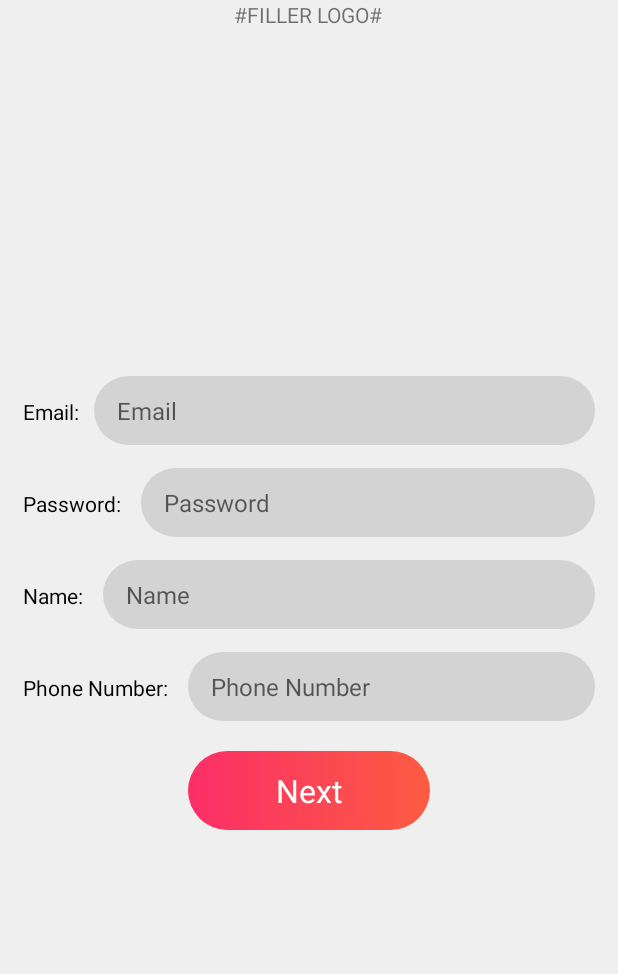
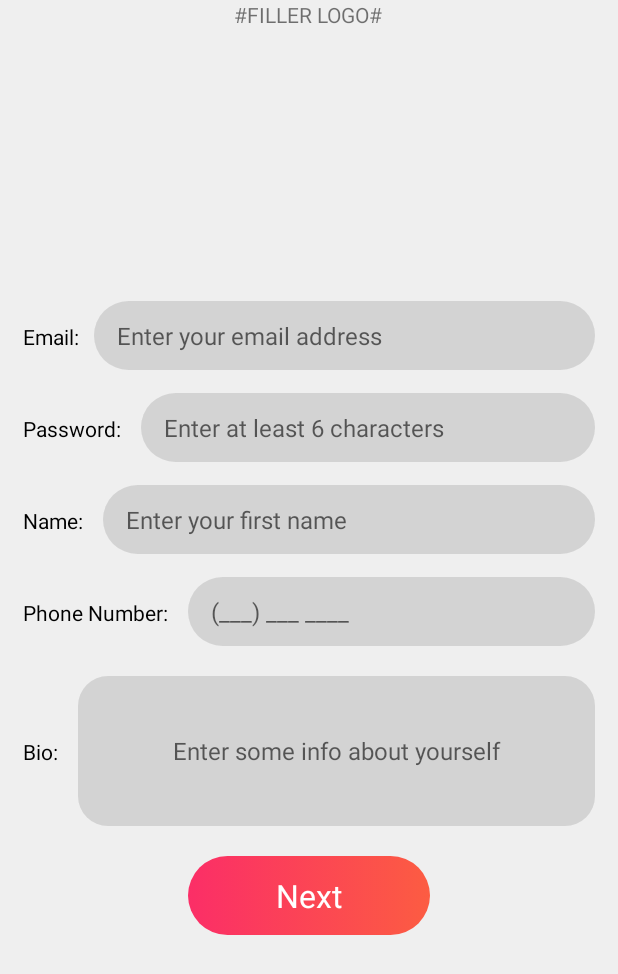
Before and after one commit to lukealvoeiro/SittaApp, an Android app: the RegisterActivity screen opened directly, with no data from a screen before it, on a phone screen of 412 x 824 dp. Shown: the top 974 px of the screen. Run offline under Robolectric (Android 15) with nearby library versions, the phone set to English and light mode, and no system bars; our stand-ins replace ButterKnife, Firebase (no records; nobody signed in at launch, a user with empty details on screens opened directly).

Commit message:
Bio works

```diff
--- a/app/src/main/java/mil/android/babysitter/AttachPictureActivity.java
+++ b/app/src/main/java/mil/android/babysitter/AttachPictureActivity.java
@@ -53,6 +53,7 @@ public class AttachPictureActivity extends AppCompatActivity {
     private String name;
     private String phoneNumber;
     private boolean babysitter;
+    private String bio;
 
     @Override
     protected void onCreate(Bundle savedInstanceState) {
@@ -64,6 +65,7 @@ public class AttachPictureActivity extends AppCompatActivity {
         name = getIntent().getExtras().getString("Name");
         phoneNumber = getIntent().getExtras().getString("PhoneNumber");
         babysitter = getIntent().getExtras().getBoolean("Babysitter");
+        bio = getIntent().getExtras().getString("Bio");
 
         imgChanged = false;
 
@@ -108,8 +110,7 @@ public class AttachPictureActivity extends AppCompatActivity {
 
                     final String userId = fbUser.getUid();
 
-                    //String key = FirebaseDatabase.getInstance().getReference().child("user").push().getKey();
-                    User newUser = new User(userId, name, email, phoneNumber, babysitter);
+                    User newUser = new User(userId, name, email, phoneNumber, babysitter, bio);
 
                     newUser.setImageUrl(imageUrl);
 
--- a/app/src/main/java/mil/android/babysitter/ChooseRoleActivity.java
+++ b/app/src/main/java/mil/android/babysitter/ChooseRoleActivity.java
@@ -21,6 +21,7 @@ public class ChooseRoleActivity extends AppCompatActivity {
     private String password;
     private String name;
     private String phoneNumber;
+    private String bio;
 
     @Override
     protected void onCreate(Bundle savedInstanceState) {
@@ -31,6 +32,7 @@ public class ChooseRoleActivity extends AppCompatActivity {
         password = getIntent().getExtras().getString("Password");
         name = getIntent().getExtras().getString("Name");
         phoneNumber = getIntent().getExtras().getString("PhoneNumber");
+        bio = getIntent().getExtras().getString("Bio");
 
         ButterKnife.bind(this);
     }
@@ -46,6 +48,7 @@ public class ChooseRoleActivity extends AppCompatActivity {
         extras.putString("Name", name);
         extras.putString("PhoneNumber", phoneNumber);
         extras.putBoolean("Babysitter", true);
+        extras.putString("Bio", bio);
 
         intent.putExtras(extras);
         startActivity(intent);
@@ -61,6 +64,7 @@ public class ChooseRoleActivity extends AppCompatActivity {
         extras.putString("Name", name);
         extras.putString("PhoneNumber", phoneNumber);
         extras.putBoolean("Babysitter", false);
+        extras.putString("Bio", bio);
 
         intent.putExtras(extras);
         startActivity(intent);
--- a/app/src/main/java/mil/android/babysitter/RegisterActivity.java
+++ b/app/src/main/java/mil/android/babysitter/RegisterActivity.java
@@ -38,8 +38,9 @@ public class RegisterActivity extends AppCompatActivity {
     @BindView(R.id.etRegisterPassword)
     EditText etRegisterPassword;
 
-    private ProgressDialog progressDialog;
-    FirebaseAuth firebaseAuth = null;
+    @BindView(R.id.etRegisterBio)
+    EditText etRegisterBio;
+
 
     @Override
     protected void onCreate(Bundle savedInstanceState) {
@@ -63,6 +64,7 @@ public class RegisterActivity extends AppCompatActivity {
         extras.putString("Password", etRegisterPassword.getText().toString());
         extras.putString("Name", etRegisterName.getText().toString());
         extras.putString("PhoneNumber", etRegisterPhoneNumber.getText().toString());
+        extras.putString("Bio", etRegisterBio.getText().toString());
         intent.putExtras(extras);
         startActivity(intent);
     }
@@ -88,6 +90,12 @@ public class RegisterActivity extends AppCompatActivity {
             return false;
         }
 
+        if (TextUtils.isEmpty(etRegisterBio.getText())) {
+            etRegisterBio.setError("Required");
+            return false;
+        }
+
+
         return true;
     }
 }
--- a/app/src/main/java/mil/android/babysitter/data/User.java
+++ b/app/src/main/java/mil/android/babysitter/data/User.java
@@ -18,13 +18,14 @@ public class User implements Serializable {
     private Map<String, Boolean> matchedUsers;
 
 
-    public User(String uid, String name, String email, String phoneNumber, boolean babysitter) {
+    public User(String uid, String name, String email, String phoneNumber, boolean babysitter, String bio) {
         this.uid = uid;
         this.name = name;
         this.email = email;
         this.phoneNumber = phoneNumber;
         this.babysitter = babysitter;
         this.matchedUsers = new HashMap<String, Boolean>();
+        this.bio = bio;
     }
 
     public User(){
--- /dev/null
+++ b/app/src/main/res/drawable/bio_wrapper.xml
@@ -0,0 +1,6 @@
+<?xml version="1.0" encoding="UTF-8"?>
+<shape xmlns:android="http://schemas.android.com/apk/res/android">
+    <solid android:color="#43878787"/>
+    <corners android:radius="20dp"/>
+    <padding android:left="0dp" android:top="0dp" android:right="0dp" android:bottom="0dp" />
+</shape>
--- a/app/src/main/res/layout/activity_register.xml
+++ b/app/src/main/res/layout/activity_register.xml
@@ -16,6 +16,7 @@ tools:context=".RegisterActivity">
     android:layout_alignParentTop="true"/>
 
 <LinearLayout
+    android:paddingTop="20dp"
     android:layout_width="match_parent"
     android:layout_centerInParent="true"
     android:layout_height="wrap_content"
@@ -36,7 +37,7 @@ tools:context=".RegisterActivity">
             android:id="@+id/etRegisterEmail"
             android:layout_width="match_parent"
             android:layout_height="wrap_content"
-            android:hint="Email"
+            android:hint="Enter your email address"
             android:textSize="16dp"
             android:paddingHorizontal="15dp"
             android:paddingVertical="12dp"
@@ -62,7 +63,7 @@ tools:context=".RegisterActivity">
             android:id="@+id/etRegisterPassword"
             android:layout_width="match_parent"
             android:layout_height="wrap_content"
-            android:hint="Password"
+            android:hint="Enter at least 6 characters"
             android:textSize="16dp"
             android:inputType="textPassword"
             android:paddingHorizontal="15dp"
@@ -89,7 +90,7 @@ tools:context=".RegisterActivity">
             android:id="@+id/etRegisterName"
             android:layout_width="match_parent"
             android:layout_height="wrap_content"
-            android:hint="Name"
+            android:hint="Enter your first name"
             android:textSize="16dp"
             android:paddingHorizontal="15dp"
             android:paddingVertical="12dp"
@@ -114,7 +115,7 @@ tools:context=".RegisterActivity">
             android:id="@+id/etRegisterPhoneNumber"
             android:layout_width="match_parent"
             android:layout_height="wrap_content"
-            android:hint="Phone Number"
+            android:hint="(___) ___ ____"
             android:textSize="16dp"
             android:inputType="number"
             android:paddingHorizontal="15dp"
@@ -122,6 +123,33 @@ tools:context=".RegisterActivity">
             android:textColor="#1e1e1e"
             android:layout_marginBottom="20dp"
             android:background="@drawable/layout_bg_entryfields"
+            android:layout_weight="1" />
+
+    </LinearLayout>
+
+    <LinearLayout
+        android:layout_height="wrap_content"
+        android:layout_width="fill_parent">
+        <TextView
+            android:layout_width="wrap_content"
+            android:layout_height="wrap_content"
+            android:text="Bio: "
+            android:textColor="#000000"
+            android:layout_marginRight="10dp"/>
+
+        <EditText
+            android:id="@+id/etRegisterBio"
+            android:layout_width="match_parent"
+            android:layout_height="100dp"
+            android:hint="Enter some info about yourself"
+            android:textSize="16dp"
+            android:textAlignment="center"
+            android:inputType="number"
+            android:paddingHorizontal="15dp"
+            android:paddingVertical="12dp"
+            android:textColor="#1e1e1e"
+            android:layout_marginBottom="20dp"
+            android:background="@drawable/bio_wrapper"
             android:layout_weight="1" />
 
     </LinearLayout>
```
